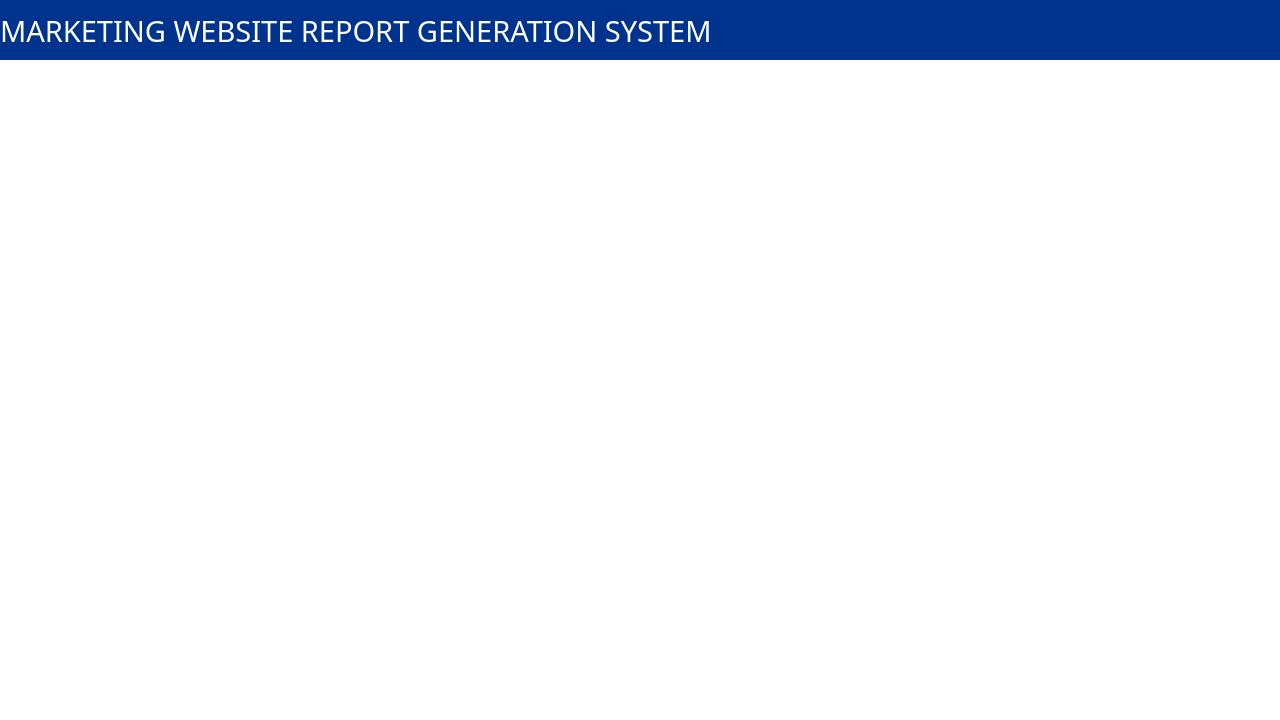
Before: the Qt Designer form MainPageUI.ui in hayleywhsham/ISOM4400_FYP, drawn with Qt 5.
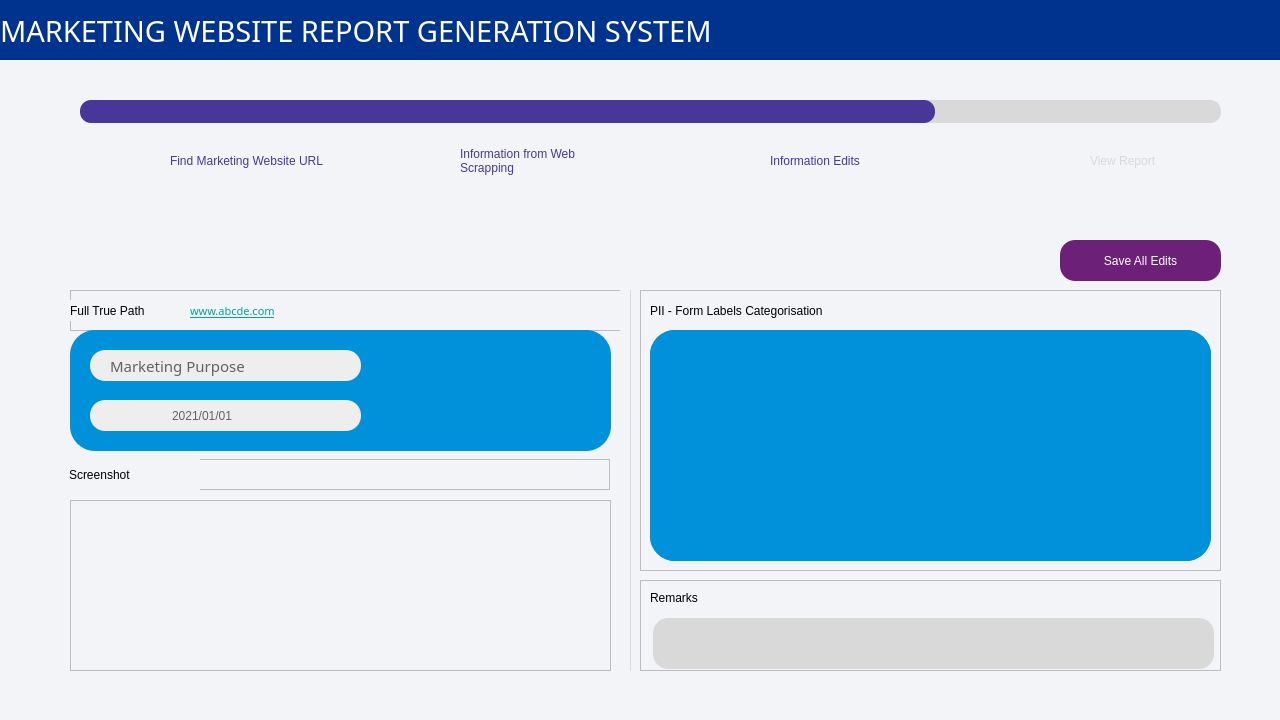
After: the same form once the commit is applied. The open tabs and pages were chosen to show the change. Icons and pictures are not drawn.

Diff of the .ui file:
```diff
--- a/MainPageUI.ui
+++ b/MainPageUI.ui
@@ -1461,7 +1461,757 @@
       </widget>
      </widget>
     </widget>
-    <widget class="QWidget" name="info_edit_page"/>
+    <widget class="QWidget" name="info_edit_page">
+     <widget class="QWidget" name="widget_info_edit_page_progress" native="true">
+      <property name="geometry">
+       <rect>
+        <x>0</x>
+        <y>0</y>
+        <width>1281</width>
+        <height>161</height>
+       </rect>
+      </property>
+      <property name="styleSheet">
+       <string notr="true">font: 87 10pt &quot;Arial Black&quot;;
+background-color: #f3f4f8;</string>
+      </property>
+      <widget class="QProgressBar" name="progressBar_info_edit_page_progress">
+       <property name="geometry">
+        <rect>
+         <x>80</x>
+         <y>40</y>
+         <width>1141</width>
+         <height>23</height>
+        </rect>
+       </property>
+       <property name="styleSheet">
+        <string notr="true">*{
+	border: 0px;
+	border-radius: 11px;
+
+	background: rgb(217, 217, 217);
+	
+}
+::chunk{
+	background-color: rgb(72, 54, 152);
+	border-radius: 11px;
+}</string>
+       </property>
+       <property name="value">
+        <number>75</number>
+       </property>
+       <property name="textVisible">
+        <bool>false</bool>
+       </property>
+       <property name="invertedAppearance">
+        <bool>false</bool>
+       </property>
+      </widget>
+      <widget class="QLabel" name="lbl_info_edit_page_progress_step1_active">
+       <property name="geometry">
+        <rect>
+         <x>170</x>
+         <y>70</y>
+         <width>161</width>
+         <height>61</height>
+        </rect>
+       </property>
+       <property name="cursor">
+        <cursorShape>CrossCursor</cursorShape>
+       </property>
+       <property name="styleSheet">
+        <string notr="true">color: rgb(72, 54, 152)
+</string>
+       </property>
+       <property name="text">
+        <string>Find Marketing Website URL</string>
+       </property>
+       <property name="scaledContents">
+        <bool>false</bool>
+       </property>
+       <property name="wordWrap">
+        <bool>true</bool>
+       </property>
+      </widget>
+      <widget class="QLabel" name="lbl_info_edit_page_progress_step2_active">
+       <property name="geometry">
+        <rect>
+         <x>460</x>
+         <y>70</y>
+         <width>161</width>
+         <height>61</height>
+        </rect>
+       </property>
+       <property name="cursor">
+        <cursorShape>CrossCursor</cursorShape>
+       </property>
+       <property name="styleSheet">
+        <string notr="true">color: rgb(72, 54, 152)</string>
+       </property>
+       <property name="text">
+        <string>Information from Web Scrapping</string>
+       </property>
+       <property name="scaledContents">
+        <bool>false</bool>
+       </property>
+       <property name="wordWrap">
+        <bool>true</bool>
+       </property>
+      </widget>
+      <widget class="QLabel" name="lbl_info_edit_page_progress_step3_active">
+       <property name="geometry">
+        <rect>
+         <x>770</x>
+         <y>70</y>
+         <width>111</width>
+         <height>61</height>
+        </rect>
+       </property>
+       <property name="cursor">
+        <cursorShape>CrossCursor</cursorShape>
+       </property>
+       <property name="styleSheet">
+        <string notr="true">
+color: rgb(72, 54, 152)</string>
+       </property>
+       <property name="text">
+        <string>Information Edits</string>
+       </property>
+       <property name="scaledContents">
+        <bool>false</bool>
+       </property>
+       <property name="wordWrap">
+        <bool>true</bool>
+       </property>
+      </widget>
+      <widget class="QLabel" name="lbl_info_edit_page_progress_step4">
+       <property name="geometry">
+        <rect>
+         <x>1090</x>
+         <y>70</y>
+         <width>101</width>
+         <height>61</height>
+        </rect>
+       </property>
+       <property name="cursor">
+        <cursorShape>CrossCursor</cursorShape>
+       </property>
+       <property name="styleSheet">
+        <string notr="true">
+color: rgb(217, 217, 217)</string>
+       </property>
+       <property name="text">
+        <string>View Report</string>
+       </property>
+       <property name="scaledContents">
+        <bool>false</bool>
+       </property>
+       <property name="wordWrap">
+        <bool>true</bool>
+       </property>
+      </widget>
+      <widget class="QWidget" name="img_info_edit_page_progress_step1_link_active" native="true">
+       <property name="geometry">
+        <rect>
+         <x>120</x>
+         <y>80</y>
+         <width>40</width>
+         <height>40</height>
+        </rect>
+       </property>
+       <property name="layoutDirection">
+        <enum>Qt::LeftToRight</enum>
+       </property>
+       <property name="styleSheet">
+        <string notr="true">image: url(:/image/link_violet.png);</string>
+       </property>
+      </widget>
+      <widget class="QWidget" name="img_info_edit_page_progress_step2_info_active" native="true">
+       <property name="geometry">
+        <rect>
+         <x>410</x>
+         <y>80</y>
+         <width>40</width>
+         <height>40</height>
+        </rect>
+       </property>
+       <property name="layoutDirection">
+        <enum>Qt::LeftToRight</enum>
+       </property>
+       <property name="styleSheet">
+        <string notr="true">image: url(:/image/info_violet.png)</string>
+       </property>
+      </widget>
+      <widget class="QWidget" name="img_info_edit_page_progress_step3_edit_active" native="true">
+       <property name="geometry">
+        <rect>
+         <x>720</x>
+         <y>80</y>
+         <width>40</width>
+         <height>40</height>
+        </rect>
+       </property>
+       <property name="layoutDirection">
+        <enum>Qt::LeftToRight</enum>
+       </property>
+       <property name="styleSheet">
+        <string notr="true">image: url(:/image/edit_violet.png)</string>
+       </property>
+      </widget>
+      <widget class="QWidget" name="img_info_edit_page_progress_step4_view" native="true">
+       <property name="geometry">
+        <rect>
+         <x>1040</x>
+         <y>80</y>
+         <width>40</width>
+         <height>40</height>
+        </rect>
+       </property>
+       <property name="layoutDirection">
+        <enum>Qt::LeftToRight</enum>
+       </property>
+       <property name="styleSheet">
+        <string notr="true">image: url(:/image/view_light_grey.png)</string>
+       </property>
+      </widget>
+     </widget>
+     <widget class="QWidget" name="widget_info_edit_page_result" native="true">
+      <property name="geometry">
+       <rect>
+        <x>0</x>
+        <y>160</y>
+        <width>1281</width>
+        <height>501</height>
+       </rect>
+      </property>
+      <property name="styleSheet">
+       <string notr="true">background-color: #f3f4f8;
+font: 75 12pt &quot;Arial&quot;;</string>
+      </property>
+      <widget class="QFrame" name="frame_info_edit_page_full_true_path">
+       <property name="geometry">
+        <rect>
+         <x>70</x>
+         <y>70</y>
+         <width>551</width>
+         <height>41</height>
+        </rect>
+       </property>
+       <property name="frameShape">
+        <enum>QFrame::StyledPanel</enum>
+       </property>
+       <property name="frameShadow">
+        <enum>QFrame::Raised</enum>
+       </property>
+       <widget class="QLabel" name="lbl_info_edit_page_full_true_path">
+        <property name="geometry">
+         <rect>
+          <x>0</x>
+          <y>10</y>
+          <width>121</width>
+          <height>21</height>
+         </rect>
+        </property>
+        <property name="styleSheet">
+         <string notr="true">font: 87 10pt &quot;Arial Black&quot;;</string>
+        </property>
+        <property name="text">
+         <string>Full True Path</string>
+        </property>
+       </widget>
+       <widget class="QLabel" name="lbl_info_edit_page_full_url">
+        <property name="geometry">
+         <rect>
+          <x>120</x>
+          <y>10</y>
+          <width>421</width>
+          <height>21</height>
+         </rect>
+        </property>
+        <property name="font">
+         <font>
+          <family>Arial Black</family>
+          <pointsize>8</pointsize>
+          <weight>10</weight>
+          <italic>false</italic>
+          <bold>false</bold>
+          <underline>true</underline>
+         </font>
+        </property>
+        <property name="styleSheet">
+         <string notr="true">font: 87 8pt &quot;Arial Black&quot;;
+color: rgb(0, 163, 161);</string>
+        </property>
+        <property name="text">
+         <string>www.abcde.com</string>
+        </property>
+        <property name="wordWrap">
+         <bool>true</bool>
+        </property>
+       </widget>
+      </widget>
+      <widget class="QPushButton" name="button_info_edit_page_save_all_edits">
+       <property name="geometry">
+        <rect>
+         <x>1060</x>
+         <y>20</y>
+         <width>161</width>
+         <height>41</height>
+        </rect>
+       </property>
+       <property name="styleSheet">
+        <string notr="true">background-color: rgb(109, 32, 119);
+border-radius: 15px;
+font: 87 10pt &quot;Arial Black&quot;;
+color: white;</string>
+       </property>
+       <property name="text">
+        <string>Save All Edits</string>
+       </property>
+       <property name="icon">
+        <iconset resource="images/image.qrc">
+         <normaloff>:/image/save_white.png</normaloff>:/image/save_white.png</iconset>
+       </property>
+       <property name="iconSize">
+        <size>
+         <width>15</width>
+         <height>15</height>
+        </size>
+       </property>
+       <property name="flat">
+        <bool>false</bool>
+       </property>
+      </widget>
+      <widget class="QFrame" name="frame_info_edit_page_screenshot">
+       <property name="geometry">
+        <rect>
+         <x>69</x>
+         <y>239</y>
+         <width>541</width>
+         <height>31</height>
+        </rect>
+       </property>
+       <property name="frameShape">
+        <enum>QFrame::StyledPanel</enum>
+       </property>
+       <property name="frameShadow">
+        <enum>QFrame::Raised</enum>
+       </property>
+       <widget class="QLabel" name="lbl_info_edit_page_screenshot">
+        <property name="geometry">
+         <rect>
+          <x>0</x>
+          <y>0</y>
+          <width>131</width>
+          <height>31</height>
+         </rect>
+        </property>
+        <property name="styleSheet">
+         <string notr="true">font: 87 10pt &quot;Arial Black&quot;;</string>
+        </property>
+        <property name="text">
+         <string>Screenshot</string>
+        </property>
+       </widget>
+      </widget>
+      <widget class="QFrame" name="frame_info_edit_page_pii_categorisation">
+       <property name="geometry">
+        <rect>
+         <x>640</x>
+         <y>70</y>
+         <width>581</width>
+         <height>281</height>
+        </rect>
+       </property>
+       <property name="frameShape">
+        <enum>QFrame::StyledPanel</enum>
+       </property>
+       <property name="frameShadow">
+        <enum>QFrame::Raised</enum>
+       </property>
+       <widget class="QLabel" name="lbl_info_edit_page_pii_categorisation">
+        <property name="geometry">
+         <rect>
+          <x>10</x>
+          <y>10</y>
+          <width>561</width>
+          <height>21</height>
+         </rect>
+        </property>
+        <property name="styleSheet">
+         <string notr="true">font: 87 10pt &quot;Arial Black&quot;;</string>
+        </property>
+        <property name="text">
+         <string>PII - Form Labels Categorisation</string>
+        </property>
+       </widget>
+       <widget class="QScrollArea" name="scrollArea_info_edit_page_labels_category">
+        <property name="geometry">
+         <rect>
+          <x>10</x>
+          <y>40</y>
+          <width>561</width>
+          <height>231</height>
+         </rect>
+        </property>
+        <property name="styleSheet">
+         <string notr="true">background-color: rgb(0, 145, 218);
+border-radius: 25px;
+font: 87 10pt &quot;Arial Black&quot;;</string>
+        </property>
+        <property name="widgetResizable">
+         <bool>true</bool>
+        </property>
+        <widget class="QWidget" name="scrollAreaWidgetContents">
+         <property name="geometry">
+          <rect>
+           <x>0</x>
+           <y>0</y>
+           <width>561</width>
+           <height>231</height>
+          </rect>
+         </property>
+        </widget>
+       </widget>
+      </widget>
+      <widget class="Line" name="deco_info_edit_page_vline">
+       <property name="geometry">
+        <rect>
+         <x>620</x>
+         <y>70</y>
+         <width>20</width>
+         <height>381</height>
+        </rect>
+       </property>
+       <property name="styleSheet">
+        <string notr="true">color: rgb(217, 217, 217);</string>
+       </property>
+       <property name="frameShadow">
+        <enum>QFrame::Plain</enum>
+       </property>
+       <property name="orientation">
+        <enum>Qt::Vertical</enum>
+       </property>
+      </widget>
+      <widget class="QFrame" name="frame_info_edit_page_marketing_web_details">
+       <property name="geometry">
+        <rect>
+         <x>70</x>
+         <y>110</y>
+         <width>541</width>
+         <height>121</height>
+        </rect>
+       </property>
+       <property name="styleSheet">
+        <string notr="true">*{font: 87 10pt &quot;Arial Black&quot;;}
+
+QFrame
+{
+	background-color: rgb(0, 145, 218);
+	border-radius: 25px;
+}</string>
+       </property>
+       <property name="frameShape">
+        <enum>QFrame::StyledPanel</enum>
+       </property>
+       <property name="frameShadow">
+        <enum>QFrame::Raised</enum>
+       </property>
+       <widget class="QComboBox" name="input_info_edit_page_choose_marketing_purpose">
+        <property name="geometry">
+         <rect>
+          <x>20</x>
+          <y>20</y>
+          <width>271</width>
+          <height>31</height>
+         </rect>
+        </property>
+        <property name="font">
+         <font>
+          <family>Arial Black</family>
+          <pointsize>-1</pointsize>
+          <weight>10</weight>
+          <italic>false</italic>
+          <bold>false</bold>
+         </font>
+        </property>
+        <property name="contextMenuPolicy">
+         <enum>Qt::DefaultContextMenu</enum>
+        </property>
+        <property name="styleSheet">
+         <string notr="true">QComboBox
+{
+	background-color: rgb(238, 238, 238);
+	color: rgb(98, 98, 98);
+	border-radius: 15px;
+	font-size: 15px;
+	padding-left: 20px;
+}
+
+QComboBox::down-arrow
+{
+	border-image: url(:/image/arrow_down_grey.png);
+	height: 15px;
+	width: 15px;
+}
+
+QComboBox::drop-down
+{
+	subcontrol-origin: padding;
+	subcontrol-position: top right;
+	width: 45px; 
+	border-top-right-radius: 3px;
+	border-bottom-right-radius: 3px;
+}
+
+QComboBox QAbstractItemView
+{
+    color: rgb(98, 98, 98); /*dark grey*/
+	background-color: white;
+    	selection-background-color: rgb(71, 10, 104); /*KPMG Purple*/
+	selection-color: white;
+	border-radius: 0px;
+}
+
+</string>
+        </property>
+        <property name="editable">
+         <bool>false</bool>
+        </property>
+        <property name="insertPolicy">
+         <enum>QComboBox::InsertAtBottom</enum>
+        </property>
+        <property name="sizeAdjustPolicy">
+         <enum>QComboBox::AdjustToMinimumContentsLength</enum>
+        </property>
+        <item>
+         <property name="text">
+          <string>Marketing Purpose</string>
+         </property>
+        </item>
+        <item>
+         <property name="text">
+          <string>Promotion</string>
+         </property>
+        </item>
+        <item>
+         <property name="text">
+          <string>Member Registration</string>
+         </property>
+        </item>
+       </widget>
+       <widget class="QDateEdit" name="input_info_edit_page_expiring_date">
+        <property name="geometry">
+         <rect>
+          <x>20</x>
+          <y>70</y>
+          <width>271</width>
+          <height>31</height>
+         </rect>
+        </property>
+        <property name="layoutDirection">
+         <enum>Qt::LeftToRight</enum>
+        </property>
+        <property name="autoFillBackground">
+         <bool>false</bool>
+        </property>
+        <property name="styleSheet">
+         <string notr="true">QDateEdit
+{
+	background-color: rgb(238, 238, 238);
+	color: rgb(98, 98, 98);
+	border-radius: 15px;
+}
+
+QDateEdit::drop-down
+{
+	subcontrol-origin: padding;
+	subcontrol-position: top right;
+	width: 45px; 
+	border-top-right-radius: 3px;
+	border-bottom-right-radius: 3px;
+}
+
+QDateEdit::down-arrow
+{
+	border-image: url(:/image/arrow_down_grey.png);
+	height: 15px;
+	width: 15px;
+}
+
+/*Calendar*/
+/* Navigation bar */
+QCalendarWidget QWidget#qt_calendar_navigationbar{ background-color: rgb(0, 51, 141); /*KPMG Blue*/}
+
+QCalendarWidget QToolButton
+{
+  	height: 30px;
+  	width: 100px;
+  	color: white;
+  	background-color: rgb(0, 51, 141); /*KPMG Blue*/
+  }
+
+QCalendarWidget QWidget{ alternate-background-color:rgb(0, 94, 184); } /*KPMG Medium Blue*/
+
+/*Month*/
+QCalendarWidget QMenu
+{
+  	width: 120px;
+	align: center;
+  	font-size: 12px;
+  	color: white;
+  	background-color: rgb(0, 94, 184); /*KPMG Medium Blue*/
+  }
+
+
+/*Year*/
+QCalendarWidget QSpinBox
+{ 
+  	width: 50px; 
+  	color: white; 
+  	background-color: rgb(0, 51, 141); /*KPMG Blue*/
+  	selection-background-color: rgb(98, 98, 98); /*grey*/ 
+  	selection-color: rgb(255, 255, 255);
+  }
+
+QCalendarWidget QSpinBox::up-button
+{
+	subcontrol-origin:border;
+	subcontrol-position:top right;
+	image: url(:/image/arrow_up_white.png);
+	width:16px;
+	border-width:1px;
+}
+
+QCalendarWidget QSpinBox::down-button
+{
+	subcontrol-origin:border;
+	subcontrol-position:bottom right;
+	image: url(:/image/arrow_down_white.png);
+	width:16px;
+	border-width:1px;
+	border-top-width:0;
+}
+/*Prev/Next Month Arrows*/
+#qt_calendar_prevmonth {
+    icon-size: 30px;
+    qproperty-icon: url(:/image/arrow_left_white.png);
+}
+#qt_calendar_nextmonth {
+    icon-size: 30px;
+    qproperty-icon: url(:/image/arrow_right_white.png);
+}
+
+  /* normal days */
+QCalendarWidget QAbstractItemView:enabled 
+{
+  	color: rgb(238, 238, 238);  /*super light grey*/
+  	background-color: rgb(98, 98, 98); /*grey*/ 
+  	selection-background-color: rgb(64, 64, 64); /*dark grey*/
+  	selection-color: rgb(0, 163, 161); /*kpmg green*/
+}
+   
+/* days in other months */
+QCalendarWidget QAbstractItemView:disabled{color: rgb(64, 64, 64); /*dark grey*/}</string>
+        </property>
+        <property name="wrapping">
+         <bool>false</bool>
+        </property>
+        <property name="frame">
+         <bool>true</bool>
+        </property>
+        <property name="alignment">
+         <set>Qt::AlignCenter</set>
+        </property>
+        <property name="readOnly">
+         <bool>false</bool>
+        </property>
+        <property name="buttonSymbols">
+         <enum>QAbstractSpinBox::UpDownArrows</enum>
+        </property>
+        <property name="dateTime">
+         <datetime>
+          <hour>0</hour>
+          <minute>0</minute>
+          <second>0</second>
+          <year>2021</year>
+          <month>1</month>
+          <day>1</day>
+         </datetime>
+        </property>
+        <property name="currentSection">
+         <enum>QDateTimeEdit::YearSection</enum>
+        </property>
+        <property name="displayFormat">
+         <string>yyyy/MM/dd</string>
+        </property>
+        <property name="calendarPopup">
+         <bool>true</bool>
+        </property>
+       </widget>
+      </widget>
+      <widget class="QFrame" name="frame_info_edit_page_remarks">
+       <property name="geometry">
+        <rect>
+         <x>640</x>
+         <y>360</y>
+         <width>581</width>
+         <height>91</height>
+        </rect>
+       </property>
+       <property name="frameShape">
+        <enum>QFrame::StyledPanel</enum>
+       </property>
+       <property name="frameShadow">
+        <enum>QFrame::Raised</enum>
+       </property>
+       <widget class="QLabel" name="lbl_info_edit_page_remarks">
+        <property name="geometry">
+         <rect>
+          <x>10</x>
+          <y>10</y>
+          <width>561</width>
+          <height>16</height>
+         </rect>
+        </property>
+        <property name="styleSheet">
+         <string notr="true">font: 87 10pt &quot;Arial Black&quot;;</string>
+        </property>
+        <property name="text">
+         <string>Remarks</string>
+        </property>
+       </widget>
+       <widget class="QTextEdit" name="input_info_edit_page_remarks">
+        <property name="geometry">
+         <rect>
+          <x>13</x>
+          <y>38</y>
+          <width>561</width>
+          <height>51</height>
+         </rect>
+        </property>
+        <property name="styleSheet">
+         <string notr="true">background-color: rgb(217, 217, 217);
+border-radius: 15px;
+font: 87 10pt &quot;Arial Black&quot;;</string>
+        </property>
+       </widget>
+      </widget>
+      <widget class="QGraphicsView" name="graphicsView_info_edit_page_screenshot">
+       <property name="geometry">
+        <rect>
+         <x>70</x>
+         <y>280</y>
+         <width>541</width>
+         <height>171</height>
+        </rect>
+       </property>
+       <property name="styleSheet">
+        <string notr="true"/>
+       </property>
+      </widget>
+     </widget>
+    </widget>
     <widget class="QWidget" name="report_page"/>
    </widget>
   </widget>
```
Left out of the diff: 8 changed lines with no effect on the pictures.
